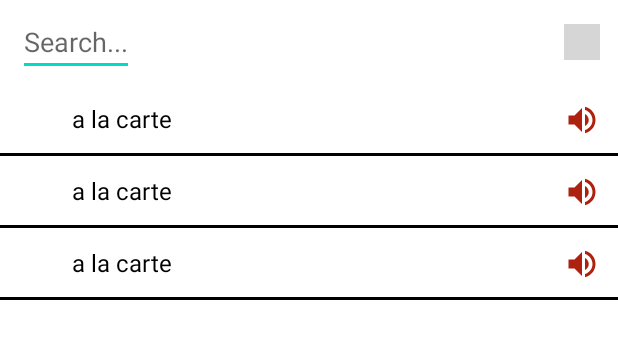
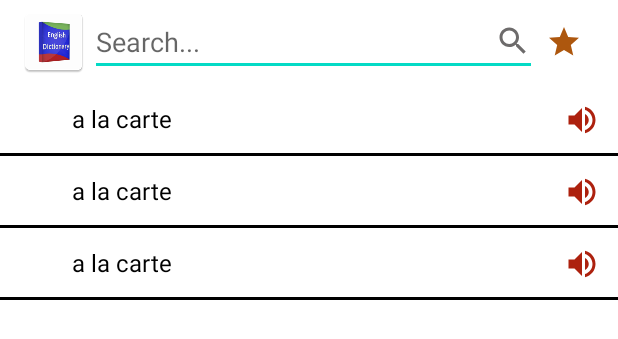
Before and after one commit to XushnudbekTursunboyev/Dictionary, an Android app: the layout fragment_word.xml on its own in the app's theme, with its tools: preview values and no code run, on a phone screen of 412 x 824 dp. Shown: the top 339 px of the screen. Run offline under Robolectric (Android 15) with nearby library versions, the phone set to English and light mode, and no system bars; grey boxes are pictures that could not be loaded.

Commit message:
first commit12

```diff
--- a/app/src/main/java/com/example/dictonary/ui/home/HomeFragment.kt
+++ b/app/src/main/java/com/example/dictonary/ui/home/HomeFragment.kt
@@ -25,7 +25,6 @@ class HomeFragment : BaseFragment(R.layout.fragment_home) {
 
     override fun onViewCreated(view: View, savedInstanceState: Bundle?) {
         _bn = FragmentHomeBinding.bind(view)
-
         setUpUI()
     }
 
--- a/app/src/main/java/com/example/dictonary/ui/word/WordAdapter.kt
+++ b/app/src/main/java/com/example/dictonary/ui/word/WordAdapter.kt
@@ -19,7 +19,7 @@ class WordAdapter(val type: String) : RecyclerView.Adapter<WordAdapter.ViewHolde
         fun onBind(word: Word) {
             binding.apply {
                 tvWord.text = if (type == CONSTANTS.EN) word.en else word.uz
-                ivFavorite.setImageResource(if (word.favorite) R.drawable.ic_baseline_star_24 else R.drawable.ic_baseline_star_border_24)
+                ivFavorite.setImageResource(if (word.favorite) R.drawable.ic_select_favorite else R.drawable.ic_unselect_favorite)
 
                 root.setOnClickListener {
                     listener?.invoke(word)
--- a/app/src/main/java/com/example/dictonary/utils/CONSTANTS.kt
+++ b/app/src/main/java/com/example/dictonary/utils/CONSTANTS.kt
@@ -3,5 +3,8 @@ package com.example.dictonary.utils
 object CONSTANTS {
     const val TYPE_LANG = "TYPE_LANG"
     const val UZ = "UZ"
+    const val UZ_SEARCH = "Qidiruv-Search"
+    const val EN_SEARCH = "Search-Qidiruv"
     const val EN = "EN"
+    const val WORD_MODEL = "WORD_MODEL"
 }
--- a/app/src/main/res/layout/fragment_translate.xml
+++ b/app/src/main/res/layout/fragment_translate.xml
@@ -35,7 +35,7 @@
             android:id="@+id/image_like"
             android:layout_width="24dp"
             android:layout_height="24dp"
-            android:src="@drawable/ic_baseline_star_border_24" />
+            android:src="@drawable/ic_unselect_favorite" />
     </com.google.android.material.card.MaterialCardView>
 
 
--- a/app/src/main/res/layout/fragment_word.xml
+++ b/app/src/main/res/layout/fragment_word.xml
@@ -16,22 +16,29 @@
         app:layout_constraintStart_toStartOf="parent"
         app:layout_constraintTop_toTopOf="parent">
 
+        <androidx.appcompat.widget.AppCompatImageView
+            android:layout_width="48dp"
+            android:layout_height="match_parent"
+            android:src="@mipmap/ic_launcher"/>
+
         <androidx.appcompat.widget.AppCompatEditText
             android:id="@+id/etSearch"
-            android:layout_width="wrap_content"
+            android:layout_width="0dp"
+            android:layout_weight="1"
             android:layout_height="wrap_content"
+            android:drawableEnd="@drawable/ic_search"
             android:hint="@string/search" />
 
-        <View
-            android:layout_width="0dp"
-            android:layout_height="match_parent"
-            android:layout_weight="1" />
+
 
         <androidx.appcompat.widget.AppCompatImageView
             android:id="@+id/ivFavorite"
             android:layout_width="24dp"
+            android:layout_marginStart="6dp"
+            android:layout_marginEnd="12dp"
             android:layout_height="24dp"
-            android:src="@drawable/ic_baseline_star_24" />
+            android:src="@drawable/ic_select_favorite" />
+
 
     </androidx.appcompat.widget.LinearLayoutCompat>
 
--- a/app/src/main/res/values/strings.xml
+++ b/app/src/main/res/values/strings.xml
@@ -3,6 +3,7 @@
     <!-- TODO: Remove or change this placeholder text -->
     <string name="hello_blank_fragment">Hello blank fragment</string>
     <string name="english_uzbek">English-uzbek</string>
-    <string name="o_zbekcha_inglizcha">O\'zbekcha-inglizcha</string>
+    <string name="uz_to_en">O\'zbekcha-inglizcha</string>
     <string name="search">Search...</string>
+    <string name="english_uzbek_dictionary">English-Uzbek Dictionary</string>
 </resources>
```
Also changed, not shown: app/src/main/java/com/example/dictonary/ui/translate/TranslateFragment.kt (+42 -26 lines), app/src/main/java/com/example/dictonary/ui/word/WordFragment.kt (+15 -3 lines), app/src/main/java/com/example/dictonary/utils/Extensions.kt (+9 -0 lines), app/src/main/res/layout/fragment_home.xml (+9 -8 lines).
